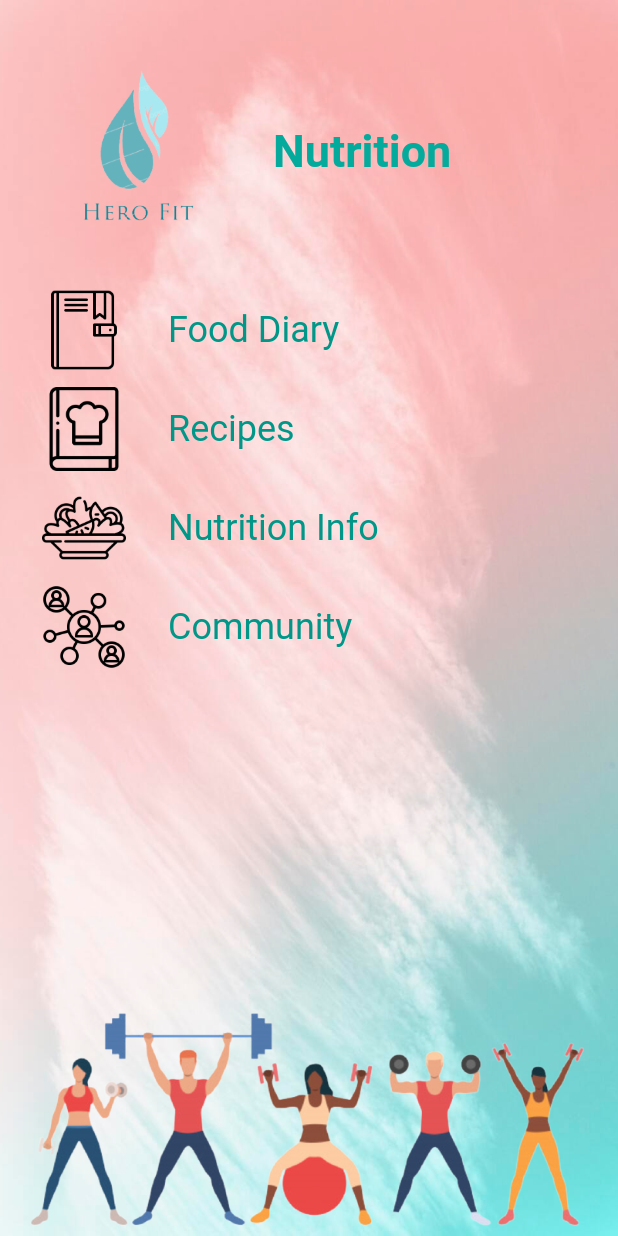
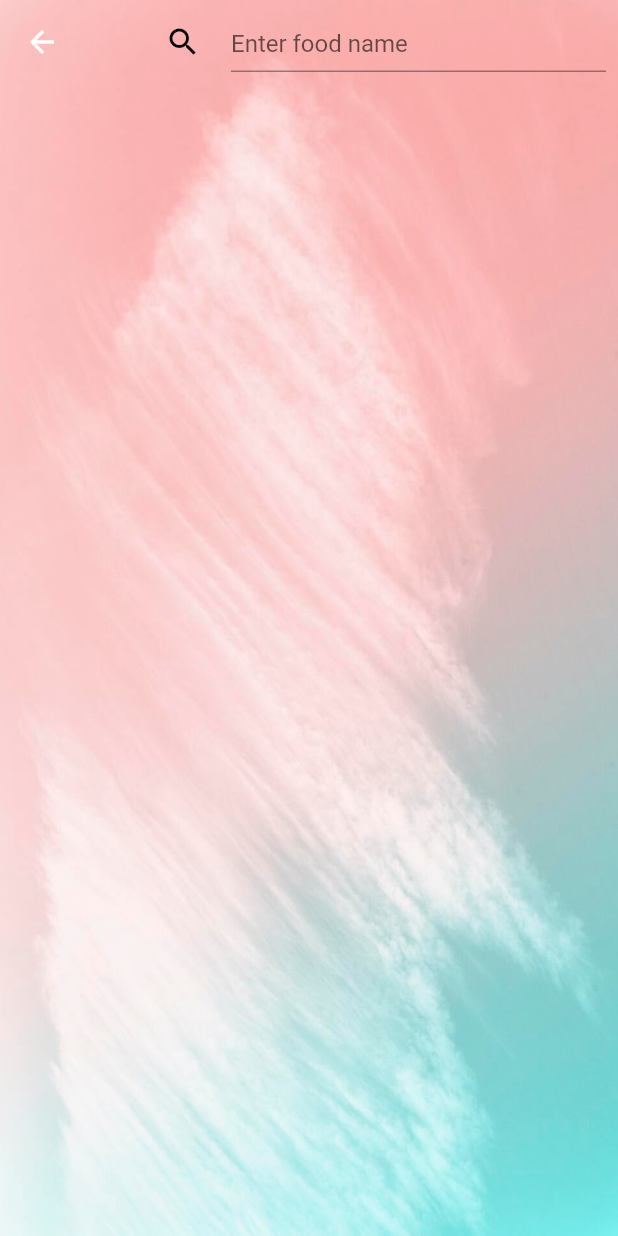
Before and after one commit to snezana-a/hero-fit, a Flutter app: the NutritionScreen screen opened by its route, after a tap on "Nutrition Info", on a phone screen of 412 x 824 dp. Run offline on Flutter 3.47's test engine with Material 2 defaults, Android fonts, the light colour scheme and no system bars; our stand-ins replace cloud_firestore, firebase_auth, firebase_core; accounts and stored records are empty; network calls fail.

Commit message:
Add nutrition info screen

```diff
--- a/lib/main.dart
+++ b/lib/main.dart
@@ -2,6 +2,7 @@
 import 'package:firebase_core/firebase_core.dart';
 import 'package:hero_fit/screens/home_screen.dart';
 import 'package:hero_fit/screens/login_screen.dart';
+import 'package:hero_fit/screens/nutrition_info_screen.dart';
 import 'package:hero_fit/screens/nutrition_screen.dart';
 import 'package:hero_fit/screens/parameters_screen.dart';
 import 'package:hero_fit/screens/progress_screen.dart';
@@ -36,7 +37,8 @@
         'settings_screen': (context) => const SettingsScreen(),
         'progress_screen': (context) => const ProgressScreen(),
         'recipes_screen': (context) => RecipesScreen(),
-        'your_profile_screen': (context) => YourProfileScreen(),
+        'your_profile_screen': (context) => const YourProfileScreen(),
+        'nutrition_info_screen': (context) => const NutritionInfoScreen()
       },
     );
   }
--- /dev/null
+++ b/lib/screens/nutrition_info_screen.dart
@@ -0,0 +1,204 @@
+import 'package:flutter/material.dart';
+import 'package:http/http.dart' as http;
+import 'dart:convert';
+
+void main() {
+  runApp(const MaterialApp(
+    home: NutritionInfoScreen(),
+  ));
+}
+
+class NutritionInfoScreen extends StatefulWidget {
+  const NutritionInfoScreen({super.key});
+
+  @override
+  _NutritionInfoScreenState createState() => _NutritionInfoScreenState();
+}
+
+class _NutritionInfoScreenState extends State<NutritionInfoScreen> {
+  final TextEditingController _foodNameController = TextEditingController();
+  Map<String, dynamic> nutritionData = {};
+
+  Future<void> fetchNutritionInfo(List<String> ingredients) async {
+    const apiKey = '707d5b10e7bacdd1b1c044c78a38bfe4';
+    const appId = '7a6a78d5';
+
+    final Map<String, String> headers = {
+      'Content-Type': 'application/json',
+    };
+
+    final Map<String, dynamic> requestBody = {
+      'title': 'nutrition-info',
+      'ingr': ingredients,
+    };
+
+    final response = await http.post(
+      Uri.parse(
+          'https://api.edamam.com/api/nutrition-details?app_id=$appId&app_key=$apiKey'),
+      headers: headers,
+      body: json.encode(requestBody),
+    );
+
+    if (response.statusCode == 200) {
+      setState(() {
+        nutritionData = json.decode(response.body);
+      });
+    } else {
+      throw Exception('Failed to load nutrition data');
+    }
+  }
+
+  Widget buildNutrientRow(String label, String quantity, String unit) {
+    return Container(
+        width: double.infinity,
+        child: Row(
+          mainAxisAlignment: MainAxisAlignment.spaceBetween,
+          children: [
+            Text(label, style: const TextStyle(fontSize: 16.0)),
+            Flexible(
+              child: Text(
+                '$quantity $unit',
+                style: const TextStyle(fontSize: 16.0),
+                overflow: TextOverflow.ellipsis,
+              ),
+            )
+          ],
+        ));
+  }
+
+  @override
+  Widget build(BuildContext context) {
+    return Scaffold(
+        extendBodyBehindAppBar: true,
+        appBar: AppBar(
+          backgroundColor: Colors.transparent,
+          elevation: 0,
+          title: const Text('Nutrition Info'),
+          actions: <Widget>[
+            IconButton(
+              icon: const Icon(
+                Icons.search,
+                color: Colors.black,
+              ),
+              onPressed: () {
+                final foodName = _foodNameController.text.trim();
+                final ingredients =
+                    foodName.split(',').map((e) => e.trim()).toList();
+                if (ingredients.isNotEmpty) {
+                  fetchNutritionInfo(ingredients);
+                }
+              },
+            ),
+            Padding(
+              padding: const EdgeInsets.all(8.0),
+              child: Container(
+                width: 250,
+                child: TextField(
+                  controller: _foodNameController,
+                  decoration: const InputDecoration(
+                    hintText: 'Enter food name',
+                  ),
+                  onChanged: (value) {
+                    // Handle text input
+                  },
+                  onSubmitted: (value) {
+                    final foodName = _foodNameController.text.trim();
+                    final ingredients =
+                        foodName.split(',').map((e) => e.trim()).toList();
+                    if (ingredients.isNotEmpty) {
+                      fetchNutritionInfo(ingredients);
+                    }
+                  },
+                ),
+              ),
+            ),
+          ],
+        ),
+        body: Stack(
+          children: [
+            Image.asset(
+              'assets/background_1.jpg',
+              fit: BoxFit.cover,
+              width: double.infinity,
+              height: double.infinity,
+            ),
+            Padding(
+              padding: const EdgeInsets.all(16.0),
+              child: Column(
+                crossAxisAlignment: CrossAxisAlignment.stretch,
+                children: <Widget>[
+                  const SizedBox(height: 76.0),
+                  if (nutritionData.isNotEmpty)
+                    Column(
+                      crossAxisAlignment: CrossAxisAlignment.start,
+                      children: [
+                        Text(
+                          'Yield: ${nutritionData['yield']}',
+                          style: const TextStyle(fontSize: 18.0),
+                        ),
+                        Text(
+                          'Calories: ${nutritionData['calories']} kcal',
+                          style: const TextStyle(fontSize: 18.0),
+                        ),
+                        Text(
+                          'Total Weight: ${nutritionData['totalWeight']}',
+                          style: const TextStyle(fontSize: 18.0),
+                        ),
+                        const SizedBox(height: 8.0),
+                        const Text(
+                          'Total Nutrients (kcal)',
+                          style: TextStyle(
+                              fontSize: 18.0, fontWeight: FontWeight.bold),
+                        ),
+                        buildNutrientRow(
+                          'Energy',
+                          nutritionData['totalNutrients']['ENERC_KCAL']
+                                  ['quantity']
+                              .toString(),
+                          nutritionData['totalNutrients']['ENERC_KCAL']['unit'],
+                        ),
+                        buildNutrientRow(
+                          nutritionData['totalNutrients']['FAT']['label'],
+                          nutritionData['totalNutrients']['FAT']['quantity']
+                              .toString(),
+                          nutritionData['totalNutrients']['FAT']['unit'],
+                        ),
+                        buildNutrientRow(
+                          nutritionData['totalNutrients']['CHOCDF']['label'],
+                          nutritionData['totalNutrients']['CHOCDF']['quantity']
+                              .toString(),
+                          nutritionData['totalNutrients']['CHOCDF']['unit'],
+                        ),
+                        buildNutrientRow(
+                          nutritionData['totalNutrients']['FIBTG']['label'],
+                          nutritionData['totalNutrients']['FIBTG']['quantity']
+                              .toString(),
+                          nutritionData['totalNutrients']['FIBTG']['unit'],
+                        ),
+                        buildNutrientRow(
+                          nutritionData['totalNutrients']['SUGAR']['label'],
+                          nutritionData['totalNutrients']['SUGAR']['quantity']
+                              .toString(),
+                          nutritionData['totalNutrients']['SUGAR']['unit'],
+                        ),
+                        buildNutrientRow(
+                          nutritionData['totalNutrients']['PROCNT']['label'],
+                          nutritionData['totalNutrients']['PROCNT']['quantity']
+                              .toString(),
+                          nutritionData['totalNutrients']['PROCNT']['unit'],
+                        ),
+                        buildNutrientRow(
+                          nutritionData['totalNutrients']['CHOLE']['label'],
+                          nutritionData['totalNutrients']['CHOLE']['quantity']
+                              .toString(),
+                          nutritionData['totalNutrients']['CHOLE']['unit'],
+                        ),
+                      ],
+                    ),
+                ],
+              ),
+            ),
+          ],
+        ));
+  }
+}
--- a/lib/screens/nutrition_screen.dart
+++ b/lib/screens/nutrition_screen.dart
@@ -60,7 +60,7 @@
                     ),
                     NutritionInfoTile(
                       onPressed: () {
-                        // Handle button tap
+                        Navigator.pushNamed(context, 'nutrition_info_screen');
                       },
                     ),
                     CommunityTile(
--- a/lib/screens/recipes_screen.dart
+++ b/lib/screens/recipes_screen.dart
@@ -19,8 +19,8 @@
   }
 
   Future<void> fetchRecipes() async {
-    final apiKey = '274267a207d6c3f58a57d4ed243e24db';
-    final appId = '400b9f13';
+    const apiKey = '274267a207d6c3f58a57d4ed243e24db';
+    const appId = '400b9f13';
     final response = await http.get(
       Uri.parse(
           'https://api.edamam.com/search?q=$query&app_id=$appId&app_key=$apiKey'),
@@ -28,8 +28,6 @@
 
     if (response.statusCode == 200) {
       setState(() {
-        print('API response body: ${response.body}');
-        print('API response body hits: ${response.body}["hits"]');
         recipes = json.decode(response.body)['hits'];
       });
     } else {
```
Also changed, not shown: lib/screens/recipe_details_screen.dart (+11 -5 lines).
